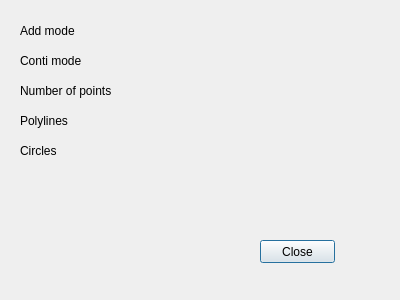
The window that InfoDialog.ui (fupe/digitizer2) describes before a commit, drawn with Qt 5.
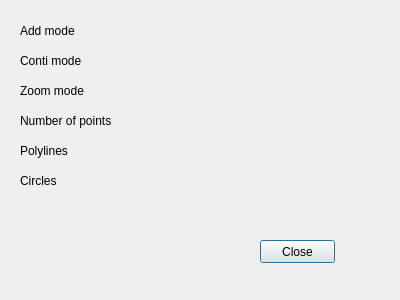
The same window after the commit.

Commit message: Use translatable strings for zoom mode

The edit to the form file:
```diff
--- a/InfoDialog.ui
+++ b/InfoDialog.ui
@@ -17,7 +17,7 @@
    <property name="geometry">
     <rect>
      <x>20</x>
-     <y>80</y>
+     <y>110</y>
      <width>120</width>
      <height>21</height>
     </rect>
@@ -30,7 +30,7 @@
    <property name="geometry">
     <rect>
      <x>160</x>
-     <y>80</y>
+     <y>110</y>
      <width>91</width>
      <height>21</height>
     </rect>
@@ -91,11 +91,37 @@
     <string/>
    </property>
   </widget>
+  <widget class="QLabel" name="label_zoommode">
+   <property name="geometry">
+    <rect>
+     <x>20</x>
+     <y>80</y>
+     <width>120</width>
+     <height>21</height>
+    </rect>
+   </property>
+   <property name="text">
+    <string>Zoom mode</string>
+   </property>
+  </widget>
+  <widget class="QLabel" name="zoommode_value">
+   <property name="geometry">
+    <rect>
+     <x>160</x>
+     <y>80</y>
+     <width>120</width>
+     <height>21</height>
+    </rect>
+   </property>
+   <property name="text">
+    <string/>
+   </property>
+  </widget>
   <widget class="QLabel" name="label_num_polylines">
    <property name="geometry">
     <rect>
      <x>20</x>
-     <y>110</y>
+     <y>140</y>
      <width>120</width>
      <height>21</height>
     </rect>
@@ -108,7 +134,7 @@
    <property name="geometry">
     <rect>
      <x>160</x>
-     <y>110</y>
+     <y>140</y>
      <width>91</width>
      <height>21</height>
     </rect>
@@ -121,7 +147,7 @@
    <property name="geometry">
     <rect>
      <x>20</x>
-     <y>140</y>
+     <y>170</y>
      <width>120</width>
      <height>21</height>
     </rect>
@@ -134,7 +160,7 @@
    <property name="geometry">
     <rect>
      <x>160</x>
-     <y>140</y>
+     <y>170</y>
      <width>91</width>
      <height>21</height>
     </rect>
```
The commit also changes 4 other files.
